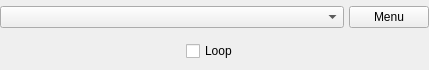
Before: the Qt Designer form src/GUI/Plugins/Bookmarks/GUI_Bookmarks.ui in return42/sayonara, drawn with Qt 5.
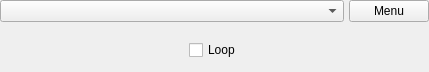
After: the same form once the commit is applied. The open tabs and pages were chosen to show the change. Icons and pictures are not drawn. Custom widgets are drawn as their Qt base class.

Patch:
```diff
--- a/src/GUI/Plugins/Bookmarks/GUI_Bookmarks.ui
+++ b/src/GUI/Plugins/Bookmarks/GUI_Bookmarks.ui
@@ -7,7 +7,7 @@
     <x>0</x>
     <y>0</y>
     <width>429</width>
-    <height>70</height>
+    <height>72</height>
    </rect>
   </property>
   <layout class="QGridLayout" name="gridLayout">
@@ -23,6 +23,9 @@
    <property name="bottomMargin">
     <number>0</number>
    </property>
+   <property name="verticalSpacing">
+    <number>3</number>
+   </property>
    <item row="0" column="0" colspan="2">
     <layout class="QHBoxLayout" name="horizontalLayout_3">
      <property name="spacing">
@@ -50,75 +53,45 @@
      </item>
     </layout>
    </item>
-   <item row="1" column="0">
-    <widget class="QStackedWidget" name="stackedWidget">
-     <property name="sizePolicy">
-      <sizepolicy hsizetype="Preferred" vsizetype="Maximum">
-       <horstretch>0</horstretch>
-       <verstretch>0</verstretch>
-      </sizepolicy>
-     </property>
-     <property name="currentIndex">
-      <number>1</number>
-     </property>
-     <widget class="QWidget" name="page">
-      <property name="sizePolicy">
-       <sizepolicy hsizetype="Preferred" vsizetype="Maximum">
-        <horstretch>0</horstretch>
-        <verstretch>0</verstretch>
-       </sizepolicy>
-      </property>
-      <layout class="QHBoxLayout" name="horizontalLayout_4">
-       <property name="spacing">
-        <number>5</number>
-       </property>
+   <item row="1" column="0" colspan="2">
+    <widget class="QWidget" name="controls" native="true">
+     <layout class="QGridLayout" name="gridLayout_2">
        <property name="leftMargin">
-        <number>0</number>
+       <number>3</number>
        </property>
        <property name="topMargin">
-        <number>0</number>
+       <number>3</number>
        </property>
        <property name="rightMargin">
-        <number>0</number>
+       <number>3</number>
        </property>
        <property name="bottomMargin">
         <number>0</number>
        </property>
-       <item>
-        <widget class="QPushButton" name="btn_bw">
+      <item row="0" column="1">
+       <widget class="QLabel" name="lab_prev">
          <property name="focusPolicy">
           <enum>Qt::StrongFocus</enum>
          </property>
          <property name="text">
           <string/>
          </property>
-         <property name="icon">
-          <iconset resource="../../Resources/Icons.qrc">
-           <normaloff>:/Icons/bwd.svg.png</normaloff>
-           <disabledoff>:/Icons/bwd_disabled.svg</disabledoff>:/Icons/bwd.svg.png</iconset>
-         </property>
-         <property name="iconSize">
+       </widget>
+      </item>
+      <item row="0" column="3">
+       <spacer name="horizontalSpacer_2">
+        <property name="orientation">
+         <enum>Qt::Horizontal</enum>
+        </property>
+        <property name="sizeHint" stdset="0">
           <size>
-           <width>21</width>
-           <height>21</height>
-          </size>
-         </property>
-         <property name="flat">
-          <bool>true</bool>
-         </property>
-        </widget>
-       </item>
-       <item>
-        <widget class="QLabel" name="lab_last">
-         <property name="focusPolicy">
-          <enum>Qt::StrongFocus</enum>
-         </property>
-         <property name="text">
-          <string/>
-         </property>
-        </widget>
-       </item>
-       <item>
+          <width>112</width>
+          <height>19</height>
+         </size>
+        </property>
+       </spacer>
+      </item>
+      <item row="0" column="5">
         <spacer name="horizontalSpacer">
          <property name="orientation">
           <enum>Qt::Horizontal</enum>
@@ -131,7 +104,41 @@
          </property>
         </spacer>
        </item>
-       <item>
+      <item row="0" column="9">
+       <widget class="QLabel" name="lab_next">
+        <property name="focusPolicy">
+         <enum>Qt::StrongFocus</enum>
+        </property>
+        <property name="text">
+         <string/>
+        </property>
+       </widget>
+      </item>
+      <item row="0" column="0">
+       <widget class="QPushButton" name="btn_bw">
+        <property name="focusPolicy">
+         <enum>Qt::StrongFocus</enum>
+        </property>
+        <property name="text">
+         <string/>
+        </property>
+        <property name="icon">
+         <iconset resource="../../Resources/Icons.qrc">
+          <normaloff>:/Icons/bwd.svg.png</normaloff>
+          <disabledoff>:/Icons/bwd_disabled.svg</disabledoff>:/Icons/bwd.svg.png</iconset>
+        </property>
+        <property name="iconSize">
+         <size>
+          <width>21</width>
+          <height>21</height>
+         </size>
+        </property>
+        <property name="flat">
+         <bool>true</bool>
+        </property>
+       </widget>
+      </item>
+      <item row="0" column="4">
         <widget class="QCheckBox" name="cb_loop">
          <property name="focusPolicy">
           <enum>Qt::StrongFocus</enum>
@@ -141,30 +148,7 @@
          </property>
         </widget>
        </item>
-       <item>
-        <spacer name="horizontalSpacer_2">
-         <property name="orientation">
-          <enum>Qt::Horizontal</enum>
-         </property>
-         <property name="sizeHint" stdset="0">
-          <size>
-           <width>112</width>
-           <height>19</height>
-          </size>
-         </property>
-        </spacer>
-       </item>
-       <item>
-        <widget class="QLabel" name="lab_next">
-         <property name="focusPolicy">
-          <enum>Qt::StrongFocus</enum>
-         </property>
-         <property name="text">
-          <string/>
-         </property>
-        </widget>
-       </item>
-       <item>
+      <item row="0" column="10">
         <widget class="QPushButton" name="btn_fw">
          <property name="focusPolicy">
           <enum>Qt::StrongFocus</enum>
@@ -189,36 +173,6 @@
         </widget>
        </item>
       </layout>
-     </widget>
-     <widget class="QWidget" name="page_2">
-      <property name="sizePolicy">
-       <sizepolicy hsizetype="Preferred" vsizetype="Maximum">
-        <horstretch>0</horstretch>
-        <verstretch>0</verstretch>
-       </sizepolicy>
-      </property>
-      <layout class="QHBoxLayout" name="horizontalLayout">
-       <property name="leftMargin">
-        <number>0</number>
-       </property>
-       <property name="topMargin">
-        <number>0</number>
-       </property>
-       <property name="rightMargin">
-        <number>0</number>
-       </property>
-       <property name="bottomMargin">
-        <number>0</number>
-       </property>
-       <item>
-        <widget class="QLabel" name="label">
-         <property name="text">
-          <string>No Bookmarks found</string>
-         </property>
-        </widget>
-       </item>
-      </layout>
-     </widget>
     </widget>
    </item>
   </layout>
```
Lines whose indentation alone changed are shown as unchanged.
